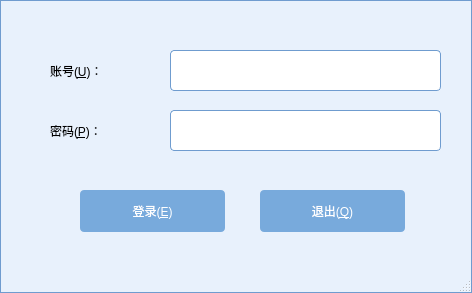
Above: loginwindow.ui from liangyiqiu/car_parking_console before the change. Below: the same form after it.
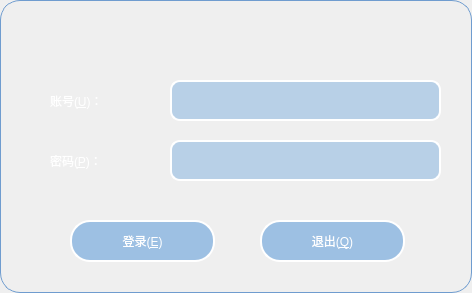
That is the form after the change. Icons and pictures are not drawn.

```diff
--- a/loginwindow.ui
+++ b/loginwindow.ui
@@ -27,7 +27,7 @@
 /**********主界面样式**********/
 QMainWindow {
 		border: 1px solid rgb(111, 156, 207);
-		background: rgb(232, 241, 252);
+		border-radius:20px;
 }
 
 QMessageWidget {
@@ -120,6 +120,7 @@
         border-radius: 4px;
         border: 1px solid rgb(111, 156, 207);
         background: white;
+		font: 75 14pt &quot;微软雅黑&quot;;
 }
 QComboBox:enabled {
         color: rgb(84, 84, 84);
@@ -153,10 +154,12 @@
 }
 
 QLineEdit {
-        border-radius: 4px;
+        border-radius: 10px;
         height: 42px;
-        border: 1px solid rgb(111, 156, 207);
-        background: white;
+        border: 2px solid rgb(255, 255, 255);
+        background: rgba(100, 160, 220,100);
+		font: 75 14pt &quot;微软雅黑&quot;;
+		color:rgb(255, 255, 255);
 }
 QLineEdit:enabled {
         color: rgb(84, 84, 84);
@@ -169,13 +172,16 @@
 }
 /**********按钮**********/
 QPushButton{
-		border-radius: 4px;
-		border: none;
+		border-radius: 20px;
+		border-style:outset;
+		border-width:2px;
+		border-color: rgb(255, 255, 255);
 		width: 75px;
 		height: 42px;
+		font: 75 14pt &quot;微软雅黑&quot;;
 }
 QPushButton:enabled {
-        background: rgb(120, 170, 220);
+        background: rgba(100, 160, 220,150);
         color: white;
 }
 QPushButton:!enabled {
@@ -189,9 +195,6 @@
         background: rgb(0, 78, 161);
 }
 
-QPushButton#blueButton {
-        color: white;
-}
 QPushButton#blueButton:enabled {
         background: rgb(0, 78, 161);
         color: white;
@@ -403,14 +406,19 @@
         subcontrol-origin: padding;
         image: url(:/White/arrowBottom);
         padding-right: 3px;
-}</string>
+}
+/*QLabel
+{
+		font: 75 14pt &quot;微软雅黑&quot;;
+		color:rgb(255, 255, 255);
+}*/</string>
   </property>
   <widget class="QWidget" name="centralwidget">
    <widget class="QPushButton" name="pbtlogin">
     <property name="geometry">
      <rect>
-      <x>80</x>
-      <y>190</y>
+      <x>70</x>
+      <y>220</y>
       <width>145</width>
       <height>42</height>
      </rect>
@@ -423,7 +431,7 @@
     <property name="geometry">
      <rect>
       <x>260</x>
-      <y>190</y>
+      <y>220</y>
       <width>145</width>
       <height>42</height>
      </rect>
@@ -439,24 +447,49 @@
     <property name="geometry">
      <rect>
       <x>170</x>
-      <y>110</y>
+      <y>140</y>
       <width>271</width>
       <height>41</height>
      </rect>
     </property>
+    <property name="cursor">
+     <cursorShape>IBeamCursor</cursorShape>
+    </property>
+    <property name="mouseTracking">
+     <bool>true</bool>
+    </property>
+    <property name="styleSheet">
+     <string notr="true">QLineEdit#lineEditPWD
+{
+	color:rgb(255, 255, 255);
+}</string>
+    </property>
+    <property name="text">
+     <string/>
+    </property>
     <property name="echoMode">
      <enum>QLineEdit::Password</enum>
     </property>
+    <property name="placeholderText">
+     <string>   </string>
+    </property>
    </widget>
    <widget class="QLabel" name="label_2">
     <property name="geometry">
      <rect>
       <x>50</x>
-      <y>110</y>
+      <y>140</y>
       <width>111</width>
       <height>41</height>
      </rect>
     </property>
+    <property name="styleSheet">
+     <string notr="true">QLabel#label_2
+{
+	font: 75 16pt &quot;微软雅黑&quot;;
+	color:rgb(255, 255, 255)
+}</string>
+    </property>
     <property name="text">
      <string>密码(&amp;P)：</string>
     </property>
@@ -468,21 +501,38 @@
     <property name="geometry">
      <rect>
       <x>170</x>
-      <y>50</y>
+      <y>80</y>
       <width>271</width>
       <height>41</height>
      </rect>
     </property>
+    <property name="styleSheet">
+     <string notr="true">QLineEdit#lineEditUID
+{
+	color:rgb(255, 255, 255);
+}
+</string>
+    </property>
+    <property name="text">
+     <string/>
+    </property>
    </widget>
    <widget class="QLabel" name="label">
     <property name="geometry">
      <rect>
       <x>50</x>
-      <y>50</y>
+      <y>80</y>
       <width>141</width>
       <height>41</height>
      </rect>
     </property>
+    <property name="styleSheet">
+     <string notr="true">QLabel#label
+{	
+	font: 75 16pt &quot;微软雅黑&quot;;
+	color:rgb(255, 255, 255)
+}</string>
+    </property>
     <property name="text">
      <string>账号(&amp;U)：</string>
     </property>
@@ -490,8 +540,61 @@
      <cstring>lineEditUID</cstring>
     </property>
    </widget>
+   <widget class="QPushButton" name="pbtmin">
+    <property name="geometry">
+     <rect>
+      <x>341</x>
+      <y>24</y>
+      <width>46</width>
+      <height>29</height>
+     </rect>
+    </property>
+    <property name="styleSheet">
+     <string notr="true">QPushButton#pbtmin
+{
+	border:none;
+	background:rgba(255, 255, 255, 0);
+	image:url(:/icons/icons/minimize.png);
+}
+QPushButton#pbtmin:hover
+{
+	border:none;
+	background:rgba(255, 255, 255, 0);
+	image:url(:/icons/icons/minimizehover.png);
+}</string>
+    </property>
+    <property name="text">
+     <string/>
+    </property>
+   </widget>
+   <widget class="QPushButton" name="pbtclose">
+    <property name="geometry">
+     <rect>
+      <x>395</x>
+      <y>24</y>
+      <width>46</width>
+      <height>29</height>
+     </rect>
+    </property>
+    <property name="styleSheet">
+     <string notr="true">QPushButton#pbtclose
+{
+	border:none;
+	background:rgba(255, 255, 255, 0);
+	image:url(:/icons/icons/cancel.png);
+}
+QPushButton#pbtclose:hover
+{
+	border:none;
+	background:rgba(255, 255, 255, 0);
+	image:url(:/icons/icons/cancelhover.png);
+}</string>
+    </property>
+    <property name="text">
+     <string/>
+    </property>
+   </widget>
   </widget>
-  <widget class="QStatusBar" name="statusbar"/>
  </widget>
  <tabstops>
   <tabstop>lineEditUID</tabstop>
```
Left out of the diff: 20 changed lines with no effect on the pictures.
